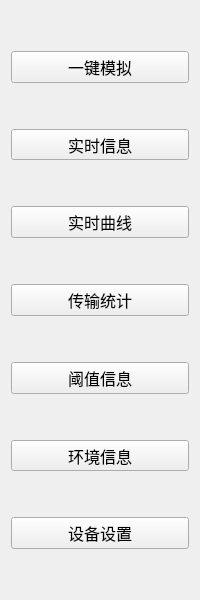
ChinaClever/IDC_TestSystem, file IDC_TestSystem/SI-PDU/toolbox/sisimulationtoolwid.ui: the form before one commit.
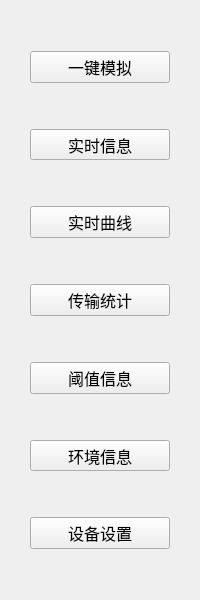
The form after the commit.

```diff
--- a/IDC_TestSystem/SI-PDU/toolbox/sisimulationtoolwid.ui
+++ b/IDC_TestSystem/SI-PDU/toolbox/sisimulationtoolwid.ui
@@ -20,6 +20,12 @@
    <string>Form</string>
   </property>
   <layout class="QVBoxLayout" name="verticalLayout">
+   <property name="leftMargin">
+    <number>30</number>
+   </property>
+   <property name="rightMargin">
+    <number>30</number>
+   </property>
    <item>
     <spacer name="verticalSpacer">
      <property name="orientation">
```
